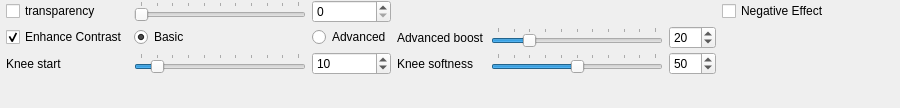
Before: the Qt Designer form src/gui/forms/toolbar_rendertransparencygroup.ui in open-scan-crew/OpenScanTools, drawn with Qt 5.
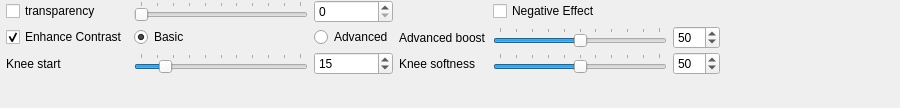
After: the same form once the commit is applied.

Commit message: Update advanced transparency default values (#576) Optimize UI layout

```diff
--- a/src/gui/forms/toolbar_rendertransparencygroup.ui
+++ b/src/gui/forms/toolbar_rendertransparencygroup.ui
@@ -87,7 +87,7 @@
       <number>100</number>
      </property>
      <property name="value">
-      <number>10</number>
+      <number>15</number>
       </property>
      <property name="orientation">
       <enum>Qt::Horizontal</enum>
@@ -126,7 +126,7 @@
       <number>100</number>
      </property>
      <property name="value">
-      <number>10</number>
+      <number>15</number>
       </property>
     </widget>
    </item>
@@ -200,7 +200,7 @@
       <number>100</number>
      </property>
      <property name="value">
-      <number>20</number>
+      <number>50</number>
      </property>
      <property name="orientation">
       <enum>Qt::Horizontal</enum>
@@ -222,7 +222,7 @@
       <number>100</number>
      </property>
      <property name="value">
-      <number>20</number>
+      <number>50</number>
      </property>
     </widget>
    </item>
@@ -272,7 +272,7 @@
      </property>
     </spacer>
    </item>
-   <item row="0" column="6">
+   <item row="0" column="4">
     <widget class="QCheckBox" name="checkBox_negativeEffect">
      <property name="text">
       <string>Negative Effect</string>
```
Lines whose indentation alone changed are shown as unchanged. The commit also changes 3 other files.
